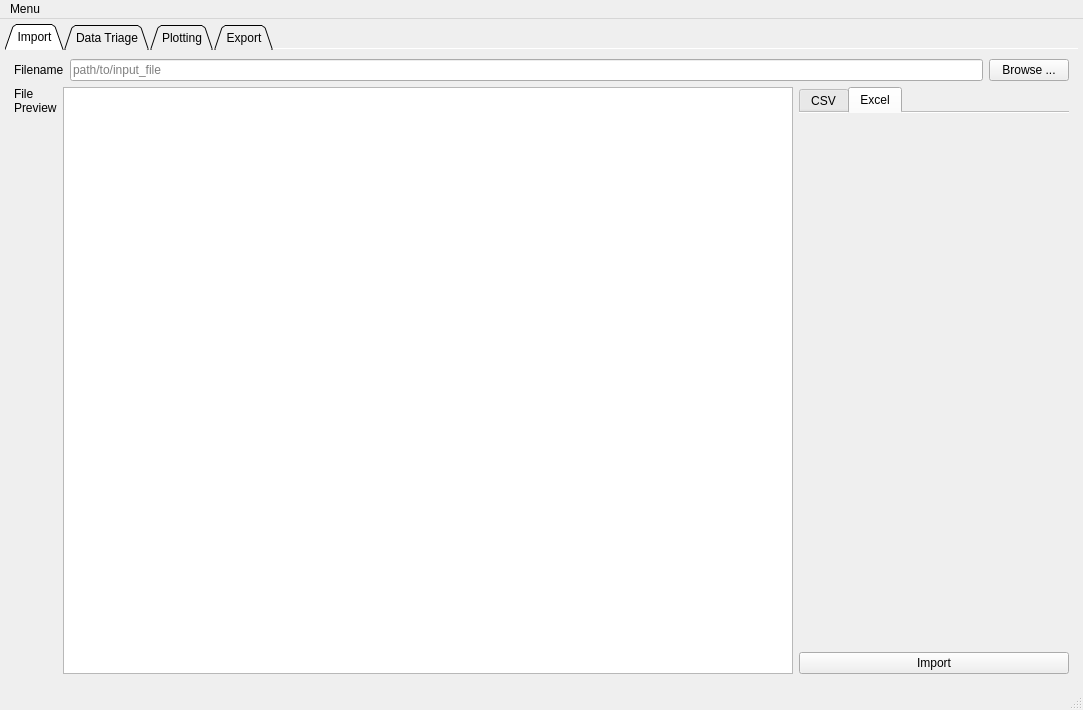
The window that form.ui (kevinanewman/colliderscope2024) describes before a commit, drawn with Qt 5.
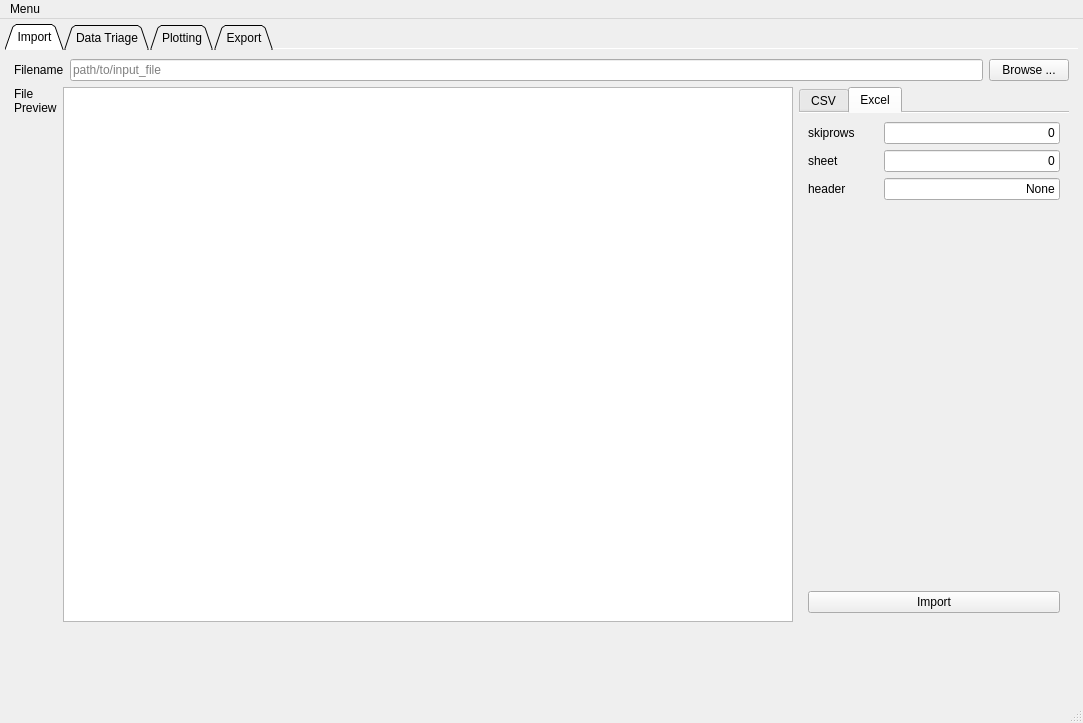
The same window after the commit. The open tabs and pages were chosen to show the change.

Commit message: start adding data import, csv and excel tried working on status bar, but it doesn't update if the app hangs (like maybe reading a huge file or something, or during a time.sleep())

What changed in the file:
```diff
--- a/form.ui
+++ b/form.ui
@@ -7,7 +7,7 @@
     <x>0</x>
     <y>0</y>
     <width>1083</width>
-    <height>710</height>
+    <height>723</height>
    </rect>
   </property>
   <property name="windowTitle">
@@ -419,19 +419,145 @@
                  <attribute name="title">
                   <string>Excel</string>
                  </attribute>
+                 <layout class="QVBoxLayout" name="verticalLayout_8">
+                  <item>
+                   <layout class="QHBoxLayout" name="import_excel_skip_rows_horizontalLayout">
+                    <item>
+                     <widget class="QLabel" name="import_excel_skip_rows_label">
+                      <property name="minimumSize">
+                       <size>
+                        <width>70</width>
+                        <height>0</height>
+                       </size>
+                      </property>
+                      <property name="text">
+                       <string>skiprows</string>
+                      </property>
+                     </widget>
+                    </item>
+                    <item>
+                     <widget class="QLineEdit" name="import_excel_skip_rows_lineEdit">
+                      <property name="maximumSize">
+                       <size>
+                        <width>16777215</width>
+                        <height>16777215</height>
+                       </size>
+                      </property>
+                      <property name="text">
+                       <string>0</string>
+                      </property>
+                      <property name="alignment">
+                       <set>Qt::AlignRight|Qt::AlignTrailing|Qt::AlignVCenter</set>
+                      </property>
+                     </widget>
+                    </item>
+                   </layout>
+                  </item>
+                  <item>
+                   <layout class="QHBoxLayout" name="import_excel_sheet_horizontalLayout">
+                    <item>
+                     <widget class="QLabel" name="import_excel_sheet_label">
+                      <property name="minimumSize">
+                       <size>
+                        <width>70</width>
+                        <height>0</height>
+                       </size>
+                      </property>
+                      <property name="text">
+                       <string>sheet</string>
+                      </property>
+                     </widget>
+                    </item>
+                    <item>
+                     <widget class="QLineEdit" name="import_excel_sheet_lineEdit">
+                      <property name="maximumSize">
+                       <size>
+                        <width>16777215</width>
+                        <height>16777215</height>
+                       </size>
+                      </property>
+                      <property name="text">
+                       <string>0</string>
+                      </property>
+                      <property name="alignment">
+                       <set>Qt::AlignRight|Qt::AlignTrailing|Qt::AlignVCenter</set>
+                      </property>
+                     </widget>
+                    </item>
+                   </layout>
+                  </item>
+                  <item>
+                   <layout class="QHBoxLayout" name="import_excel_header_horizontalLayout">
+                    <item>
+                     <widget class="QLabel" name="import_excel_header_label">
+                      <property name="minimumSize">
+                       <size>
+                        <width>70</width>
+                        <height>0</height>
+                       </size>
+                      </property>
+                      <property name="text">
+                       <string>header</string>
+                      </property>
+                     </widget>
+                    </item>
+                    <item>
+                     <widget class="QLineEdit" name="import_excel_header_lineEdit">
+                      <property name="maximumSize">
+                       <size>
+                        <width>16777215</width>
+                        <height>16777215</height>
+                       </size>
+                      </property>
+                      <property name="text">
+                       <string>None</string>
+                      </property>
+                      <property name="alignment">
+                       <set>Qt::AlignRight|Qt::AlignTrailing|Qt::AlignVCenter</set>
+                      </property>
+                     </widget>
+                    </item>
+                   </layout>
+                  </item>
+                  <item>
+                   <spacer name="verticalSpacer_2">
+                    <property name="orientation">
+                     <enum>Qt::Vertical</enum>
+                    </property>
+                    <property name="sizeHint" stdset="0">
+                     <size>
+                      <width>20</width>
+                      <height>40</height>
+                     </size>
+                    </property>
+                   </spacer>
+                  </item>
+                  <item>
+                   <widget class="QPushButton" name="import_excel_pushButton">
+                    <property name="sizePolicy">
+                     <sizepolicy hsizetype="MinimumExpanding" vsizetype="Fixed">
+                      <horstretch>0</horstretch>
+                      <verstretch>0</verstretch>
+                     </sizepolicy>
+                    </property>
+                    <property name="text">
+                     <string>Import</string>
+                    </property>
+                    <property name="autoDefault">
+                     <bool>true</bool>
+                    </property>
+                    <property name="default">
+                     <bool>false</bool>
+                    </property>
+                    <property name="flat">
+                     <bool>false</bool>
+                    </property>
+                   </widget>
+                  </item>
+                 </layout>
                 </widget>
                </widget>
               </item>
-              <item>
-               <widget class="QPushButton" name="file_import_pushButton">
-                <property name="text">
-                 <string>Import</string>
-                </property>
-                <property name="autoDefault">
-                 <bool>true</bool>
-                </property>
-               </widget>
-              </item>
              </layout>
             </item>
            </layout>
@@ -814,6 +940,13 @@
       </widget>
      </widget>
     </item>
+    <item>
+     <widget class="QLabel" name="status_label">
+      <property name="text">
+       <string/>
+      </property>
+     </widget>
+    </item>
    </layout>
   </widget>
   <widget class="QMenuBar" name="menubar">
```
Left out of the diff: 62 changed lines with no effect on the pictures. The commit also changes 3 other files.
